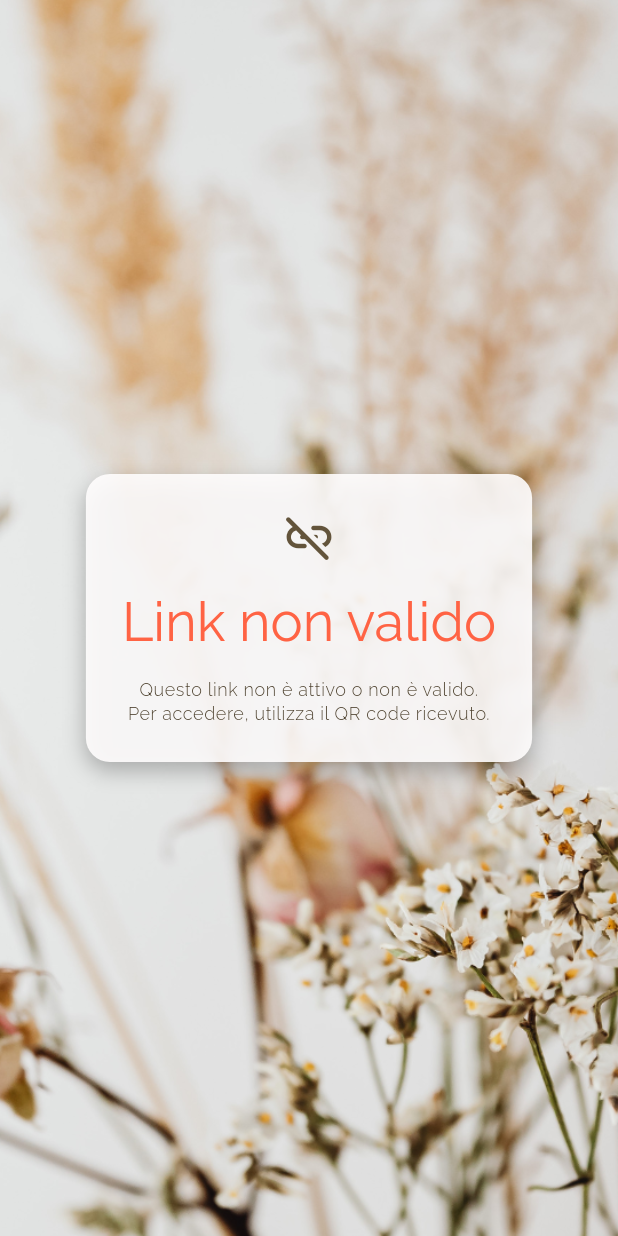
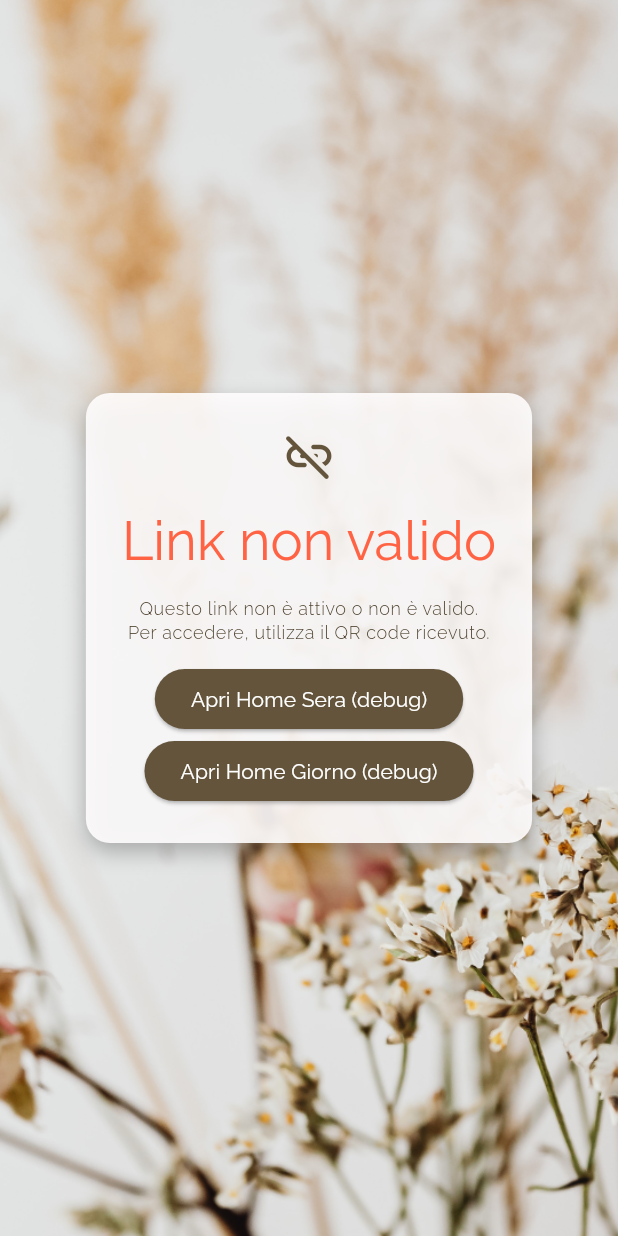
Before and after one commit to LauraG2000/Wedding, a Flutter app: the screen it shows after launch, on a phone screen of 412 x 824 dp. Run offline on Flutter 3.47's test engine with Material 3 defaults, Android fonts, the phone set to English and light mode, and no system bars; our stand-ins replace chopper; generated files the repository leaves out were written again.

Commit message:
fix UI - fix link list - fix form home/night

```diff
--- a/lib/features/support/pages/invalid_page.dart
+++ b/lib/features/support/pages/invalid_page.dart
@@ -1,10 +1,14 @@
 import 'package:flutter/material.dart';
+import 'package:wedding/features/support/pages/wedding_home_page.dart';
 import 'package:wedding/shared/constants/padding_values.dart';
 import 'package:wedding/shared/constants/spacing.dart';
 import 'package:wedding/features/support/pages/wedding_home_evening.dart';
+import 'package:wedding/core/data/services/api_service.dart';
 
 class InvalidPage extends StatelessWidget {
-  const InvalidPage({super.key});
+  final ApiService apiService;
+
+  const InvalidPage({super.key, required this.apiService});
 
   @override
   Widget build(BuildContext context) {
@@ -49,6 +53,22 @@ class InvalidPage extends StatelessWidget {
                         textAlign: TextAlign.center,
                         style: Theme.of(context).textTheme.bodySmall,
                       ),
+
+                      const SizedBox(height: PaddingValues.p12),
+
+                      ElevatedButton(
+                        onPressed: () {
+                          Navigator.of(context).push(MaterialPageRoute(builder: (_) => WeddingHomeEvening(apiService: apiService)));
+                        },
+                        child: const Text('Apri Home Sera (debug)'),
+                      ),
+
+                      ElevatedButton(
+                        onPressed: () {
+                          Navigator.of(context).push(MaterialPageRoute(builder: (_) => WeddingHomePage(apiService: apiService)));
+                        },
+                        child: const Text('Apri Home Giorno (debug)'),
+                      ),
                     ],
                   ),
                 ),
--- a/lib/features/support/pages/wedding_home_evening.dart
+++ b/lib/features/support/pages/wedding_home_evening.dart
@@ -317,7 +317,6 @@ class _WeddingHomeEveningState extends State<WeddingHomeEvening> {
 
                             TextFormField(
                               controller: _numeroAdultiController,
-                              decoration: const InputDecoration(labelText: 'n°'),
                               keyboardType: TextInputType.number,
                               inputFormatters: [FilteringTextInputFormatter.digitsOnly],
                               validator: (v) {
--- a/lib/features/support/pages/wedding_list.dart
+++ b/lib/features/support/pages/wedding_list.dart
@@ -130,7 +130,8 @@ class WeddingList extends StatelessWidget {
                             title: 'Tappeto Sari Moderno (PRIMA scelta tra i tappeti)',
                             subtitle:
                                 'Dimensione: 140x190 cm -> Se dovesse risultare esaurito, abbiamo selezionato un\'alternativa simile che trovate qui sotto',
-                            link: 'https://tapiso.it/product/tappeto-sari-moderno-marrone-beige-scuro-astratto-ombre/',
+                            link:
+                                'https://tapiso.it/cassa/?_gl=1*12e15pc*_up*MQ..*_ga*MTM4MzIwODIzMy4xNzY4NDMxNTc1*_ga_C3SEW66PC6*czE3Njg0MzE1NzQkbzEkZzAkdDE3Njg0MzE1NzQkajYwJGwwJGg0ODc1MTk4Njg.',
                           ),
 
                           _item(
@@ -139,7 +140,8 @@ class WeddingList extends StatelessWidget {
                             iconSize: IconSize.s27,
                             title: 'Tappeto Crystal (seconda scelta in caso di esaurimento del precedente)',
                             subtitle: 'Dimensione: 140x200cm - colore: Marrone Beige Crema',
-                            link: 'https://tapiso.it/product/tappeto-crystal-marrone-beige-crema-righe-effetto-3d/',
+                            link:
+                                'https://tapiso.it/cassa/?_gl=1*1bjz68a*_up*MQ..*_ga*MzQ0MjI0NDYxLjE3Njg0MzE0NTI.*_ga_C3SEW66PC6*czE3Njg0MzE0NDkkbzEkZzAkdDE3Njg0MzE0NDkkajYwJGwwJGg5MDk0MTk4MDA.',
                           ),
 
                           const SizedBox(height: PaddingValues.p16),
--- a/lib/landing/landing_page.dart
+++ b/lib/landing/landing_page.dart
@@ -35,7 +35,7 @@ class _LandingPageState extends State<LandingPage> {
       }
 
       // ❌ QUALSIASI ALTRO CASO (compreso solo dominio)
-      Navigator.pushReplacement(context, MaterialPageRoute(builder: (_) => const InvalidPage()));
+      Navigator.pushReplacement(context, MaterialPageRoute(builder: (_) => InvalidPage(apiService: widget.apiService)));
     });
   }
 
```
Also changed, not shown: lib/features/support/pages/wedding_home_page.dart (+13 -7 lines).
